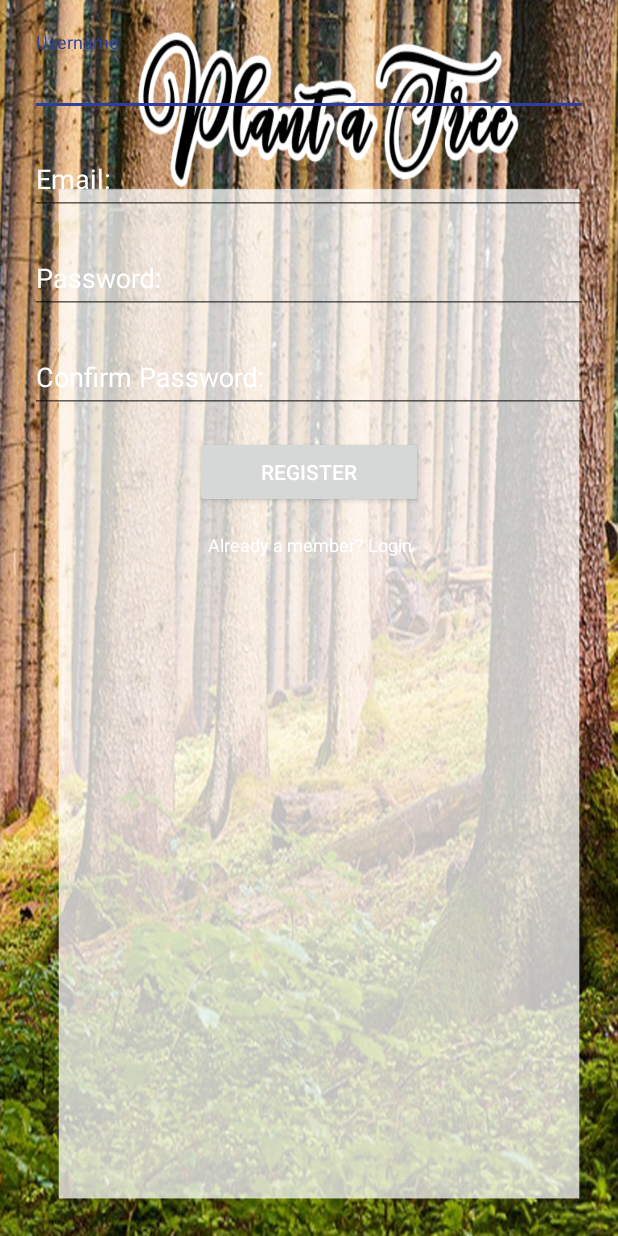
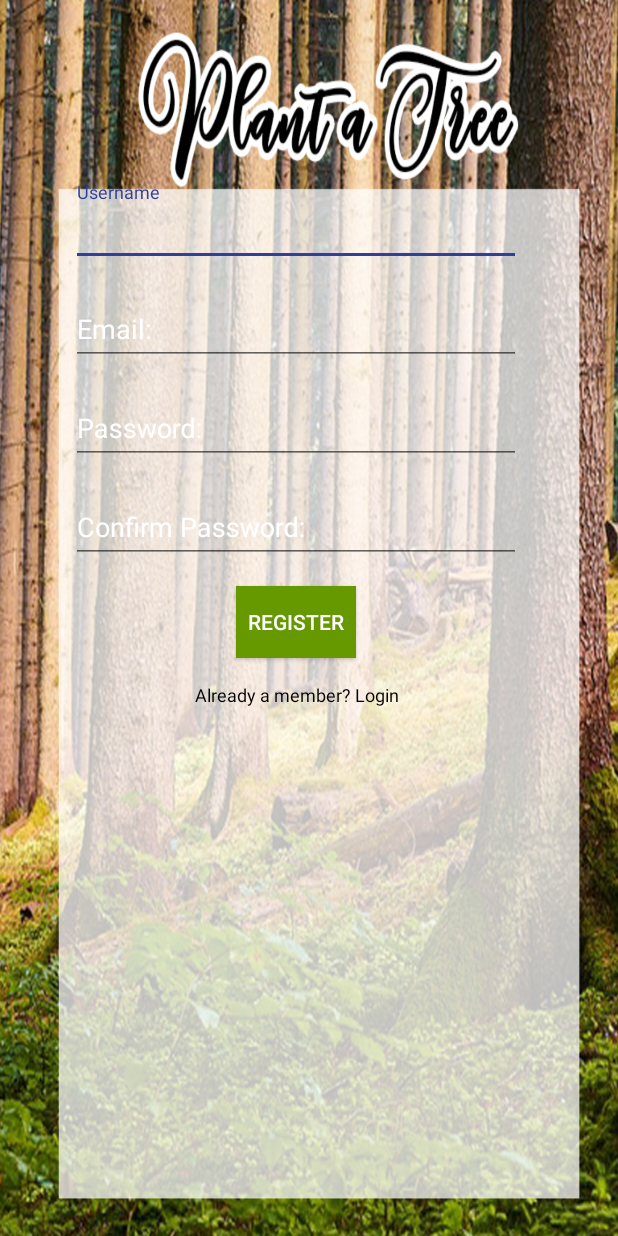
Before and after one commit to TheShrubs/PlantATreeApp, an Android app: the UserRegistrationActivity screen opened directly, with no data from a screen before it, on a phone screen of 412 x 824 dp. Run offline under Robolectric (Android 15) with nearby library versions, the phone set to English and light mode, and no system bars.

Commit message:
minor changes to fixing login and register pages

```diff
--- a/plantATree/app/src/main/java/com/example/theshrubs/plantatree/activity/AddItemToCartActivity.java
+++ b/plantATree/app/src/main/java/com/example/theshrubs/plantatree/activity/AddItemToCartActivity.java
@@ -204,5 +204,4 @@ public class AddItemToCartActivity extends AppCompatActivity implements View.OnC
 
     }
 
-//    }
 }
--- a/plantATree/app/src/main/res/layout/activity_login.xml
+++ b/plantATree/app/src/main/res/layout/activity_login.xml
@@ -1,5 +1,6 @@
 <?xml version="1.0" encoding="utf-8"?><!--suppress ALL -->
-<android.support.v4.widget.NestedScrollView xmlns:android="http://schemas.android.com/apk/res/android"
+<android.support.v4.widget.NestedScrollView
+    xmlns:android="http://schemas.android.com/apk/res/android"
     xmlns:app="http://schemas.android.com/apk/res-auto"
     xmlns:tools="http://schemas.android.com/tools"
     android:id="@+id/nestedScrollView"
@@ -26,19 +27,20 @@
         android:id="@+id/textInputLayoutUsername"
         android:layout_width="match_parent"
         android:layout_height="wrap_content"
-        android:layout_marginTop="25dp"
+        android:layout_marginTop="2dp"
         app:layout_constraintStart_toStartOf="parent"
         app:layout_constraintTop_toTopOf="parent">
 
         <android.support.design.widget.TextInputEditText
             android:id="@+id/textInputEditTextUsername"
-            android:layout_width="300dp"
-            android:layout_height="70dp"
+            android:layout_width="match_parent"
+            android:layout_height="wrap_content"
             android:hint="Email"
             android:inputType="text"
             android:maxLines="1"
             android:textColor="@color/colorBackground"
-            android:textColorHint="@color/colorBackground" />
+            android:textColorHint="@color/colorBackground"
+            android:textSize="12sp" />
     </android.support.design.widget.TextInputLayout>
 
     <android.support.design.widget.TextInputLayout
@@ -48,7 +50,6 @@
         android:layout_marginTop="2dp"
         app:layout_constraintStart_toStartOf="parent"
         app:layout_constraintTop_toTopOf="parent">
-        <!--android:textColorHint="#000000"-->
 
         <android.support.design.widget.TextInputEditText
             android:id="@+id/textInputEditTextPassword"
@@ -65,8 +66,7 @@
     <Button
         android:id="@+id/appCompatButtonLogin"
         android:layout_width="match_parent"
-        android:layout_height="24dp"
-        android:layout_marginBottom="16dp"
+        android:layout_height="35dp"
         android:background="@android:color/holo_green_dark"
         android:text="@string/login"
         android:textColor="@color/colorBackground"
@@ -80,7 +80,6 @@
         android:layout_height="wrap_content"
         android:layout_marginLeft="52dp"
         android:layout_marginStart="52dp"
-        android:layout_marginTop="532dp"
         android:gravity="center"
         android:text="@string/no_account"
         android:textSize="12sp"
--- a/plantATree/app/src/main/res/layout/activity_register.xml
+++ b/plantATree/app/src/main/res/layout/activity_register.xml
@@ -7,12 +7,15 @@
     android:layout_width="match_parent"
     android:layout_height="match_parent"
     android:background="@drawable/background2"
-    android:padding="20dp"
+    android:paddingBottom="100dp"
+    android:paddingLeft="47dp"
+    android:paddingRight="@dimen/activity_horizontal_margin"
+    android:paddingTop="120dp"
     tools:context=".activity.UserRegistrationActivity">
 
     <android.support.v7.widget.LinearLayoutCompat
-        android:layout_width="match_parent"
-        android:layout_height="match_parent"
+        android:layout_width="300dp"
+        android:layout_height="420dp"
         android:orientation="vertical">
 
         <android.support.design.widget.TextInputLayout
@@ -28,10 +31,10 @@
                 android:layout_width="match_parent"
                 android:layout_height="wrap_content"
                 android:hint="Username"
-                android:textColorHint="@color/colorBackground"
                 android:inputType="text"
                 android:maxLines="1"
-                android:textColor="@color/colorBackground"/>
+                android:textColor="@color/colorBackground"
+                android:textColorHint="@color/colorBackground" />
         </android.support.design.widget.TextInputLayout>
 
         <android.support.design.widget.TextInputLayout
@@ -47,10 +50,10 @@
                 android:layout_width="match_parent"
                 android:layout_height="wrap_content"
                 android:hint="@string/email_reg"
-                android:textColorHint="@color/colorBackground"
                 android:inputType="text"
                 android:maxLines="1"
-                android:textColor="@color/colorBackground"/>
+                android:textColor="@color/colorBackground"
+                android:textColorHint="@color/colorBackground" />
         </android.support.design.widget.TextInputLayout>
 
         <android.support.design.widget.TextInputLayout
@@ -66,10 +69,10 @@
                 android:layout_width="match_parent"
                 android:layout_height="wrap_content"
                 android:hint="@string/password"
-                android:textColorHint="@color/colorBackground"
                 android:inputType="textPassword"
                 android:maxLines="1"
-                android:textColor="@color/colorBackground"/>
+                android:textColor="@color/colorBackground"
+                android:textColorHint="@color/colorBackground" />
         </android.support.design.widget.TextInputLayout>
 
         <android.support.design.widget.TextInputLayout
@@ -85,10 +88,10 @@
                 android:layout_width="match_parent"
                 android:layout_height="wrap_content"
                 android:hint="@string/confirm_password_reg"
-                android:textColorHint="@color/colorBackground"
                 android:inputType="textPassword"
                 android:maxLines="1"
-                android:textColor="@color/colorBackground"/>
+                android:textColor="@color/colorBackground"
+                android:textColorHint="@color/colorBackground" />
         </android.support.design.widget.TextInputLayout>
 
         <android.support.v7.widget.AppCompatButton
@@ -98,8 +101,9 @@
             android:layout_marginLeft="110dp"
             android:layout_marginRight="110dp"
             android:layout_marginTop="15dp"
-            android:textColor="@color/colorBackground"
-            android:text="@string/register"/>
+            android:text="@string/register"
+            android:background="@android:color/holo_green_dark"
+            android:textColor="@color/colorBackground" />
 
         <android.support.v7.widget.AppCompatTextView
             android:id="@+id/appCompatTextViewLoginLink"
@@ -108,8 +112,8 @@
             android:layout_marginTop="16dp"
             android:gravity="center"
             android:text="@string/already_member"
-            android:textSize="12sp"
-            android:textColor="@color/colorBackground"/>
+            android:textColor="@android:color/background_dark"
+            android:textSize="12sp" />
 
     </android.support.v7.widget.LinearLayoutCompat>
 </android.support.v4.widget.NestedScrollView>
```
